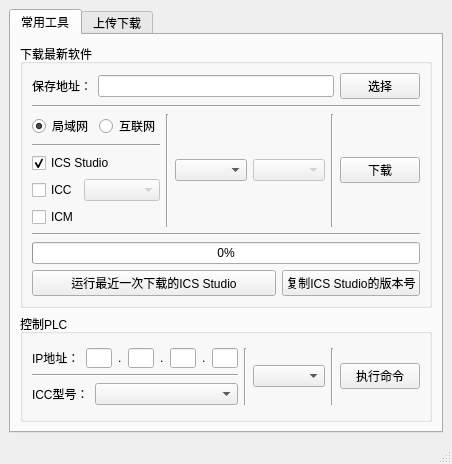
First picture: the form in src/main.ui, repository jcywong/TestTools, before the edit.
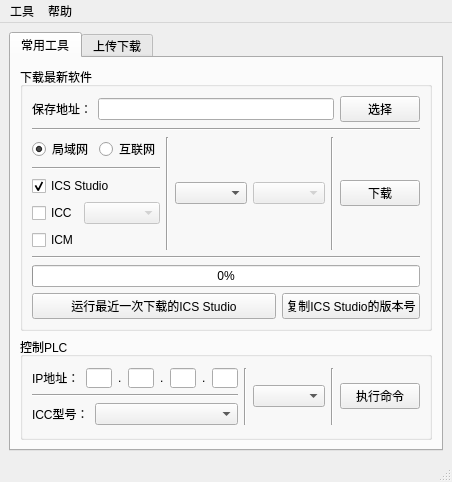
Second picture: the form after the edit.

Commit message: 菜单栏、内存监测、版本

What changed in the file:
```diff
--- a/src/main.ui
+++ b/src/main.ui
@@ -7,7 +7,7 @@
     <x>0</x>
     <y>0</y>
     <width>441</width>
-    <height>464</height>
+    <height>482</height>
    </rect>
   </property>
   <property name="sizePolicy">
@@ -646,6 +646,40 @@
    </layout>
   </widget>
   <widget class="QStatusBar" name="statusbar"/>
+  <widget class="QMenuBar" name="menuBar">
+   <property name="geometry">
+    <rect>
+     <x>0</x>
+     <y>0</y>
+     <width>441</width>
+     <height>22</height>
+    </rect>
+   </property>
+   <widget class="QMenu" name="tool">
+    <property name="title">
+     <string>工具</string>
+    </property>
+    <addaction name="action_memory"/>
+   </widget>
+   <widget class="QMenu" name="help">
+    <property name="title">
+     <string>帮助</string>
+    </property>
+    <addaction name="action_ver"/>
+   </widget>
+   <addaction name="tool"/>
+   <addaction name="help"/>
+  </widget>
+  <action name="action_ver">
+   <property name="text">
+    <string>版本</string>
+   </property>
+  </action>
+  <action name="action_memory">
+   <property name="text">
+    <string>ICS内存监控</string>
+   </property>
+  </action>
  </widget>
  <resources/>
  <connections/>
```
The commit also changes 2 other files.
